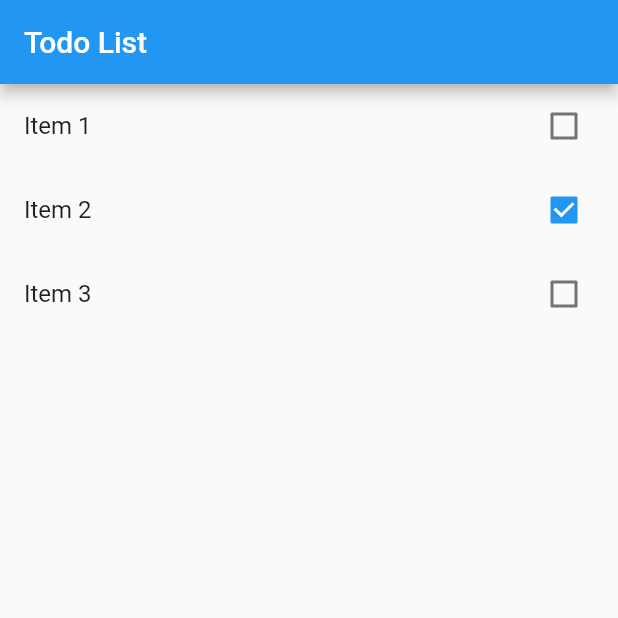
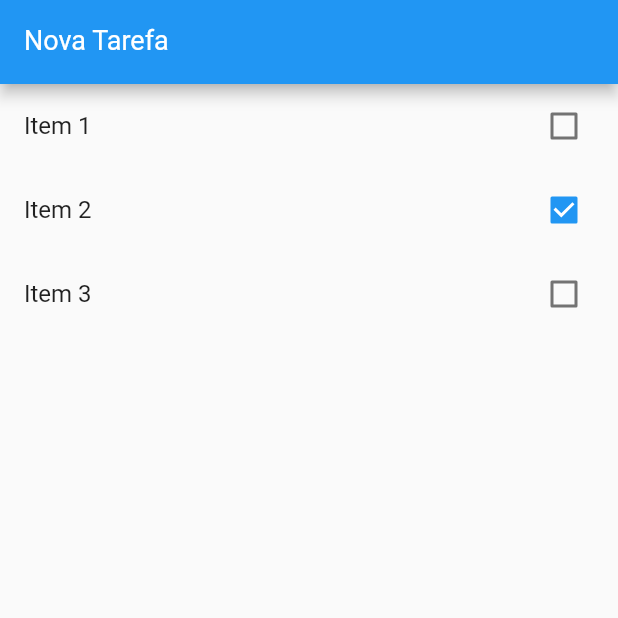
Before and after one commit to claylton/to_do_list, a Flutter app: the screen it shows after launch, on a phone screen of 412 x 824 dp, the top half of it. Run offline on Flutter 3.47's test engine with Material 2 defaults, Android fonts, the phone set to English and light mode, and no system bars.

Commit message:
Feat: Add input new task

```diff
--- a/lib/main.dart
+++ b/lib/main.dart
@@ -33,11 +33,24 @@ class HomePage extends StatefulWidget {
 }
 
 class _HomePageState extends State<HomePage> {
+  TextEditingController newTaskController = TextEditingController();
+
   @override
   Widget build(BuildContext context) {
     return Scaffold(
         appBar: AppBar(
-          title: const Text('Todo List'),
+          title: TextFormField(
+            controller: newTaskController,
+            keyboardType: TextInputType.text,
+            style: const TextStyle(
+              color: Colors.white,
+              fontSize: 18,
+            ),
+            decoration: const InputDecoration(
+              labelText: 'Nova Tarefa',
+              labelStyle: TextStyle(color: Colors.white),
+            ),
+          ),
         ),
         body: ListView.builder(
           itemCount: widget.items.length,
```
